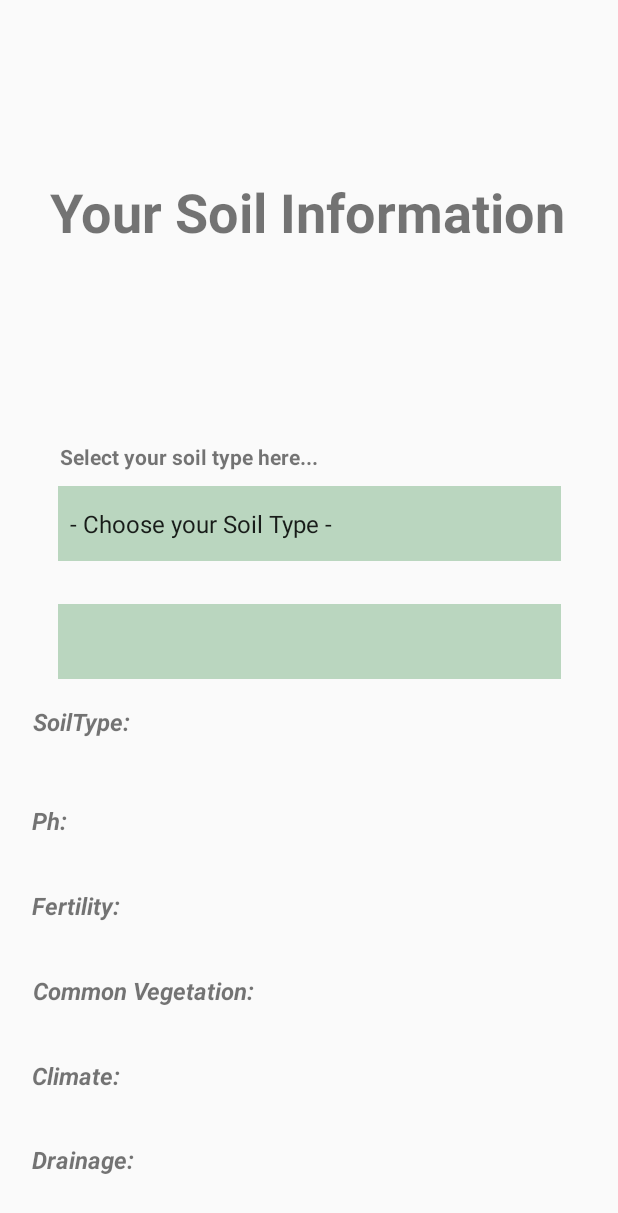
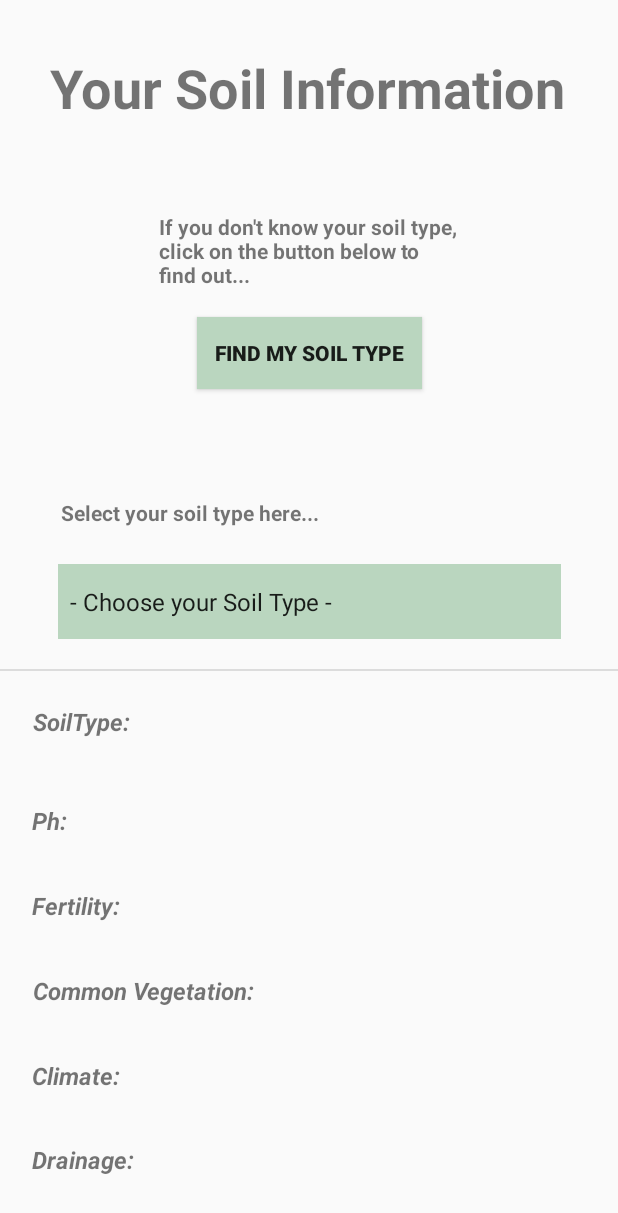
Before and after one commit to harrythomas1998/FYP, an Android app: the SoilActivity screen opened directly, with no data from a screen before it, on a phone screen of 412 x 824 dp. Shown: the top 1213 px of the screen. Run offline under Robolectric (Android 15) with nearby library versions, the phone set to English and light mode, and no system bars.

Commit message:
24/1/2020- Worked on finding users soil type

```diff
--- a/app/src/main/AndroidManifest.xml
+++ b/app/src/main/AndroidManifest.xml
@@ -13,7 +13,8 @@
         android:roundIcon="@mipmap/ic_launcher_round"
         android:supportsRtl="true"
         android:theme="@style/AppTheme">
-        <activity android:name=".RegisterActivity"></activity>
+        <activity android:name=".FindSoilType"></activity>
+        <activity android:name=".RegisterActivity" />
         <activity android:name=".SoilActivity" />
         <activity android:name=".CreateEvent" />
         <activity android:name=".MyGarden" />
--- a/app/src/main/java/com/example/fyp/SoilActivity.java
+++ b/app/src/main/java/com/example/fyp/SoilActivity.java
@@ -2,10 +2,12 @@ package com.example.fyp;
 
 import androidx.appcompat.app.AppCompatActivity;
 
+import android.content.Intent;
 import android.os.Bundle;
 import android.view.View;
 import android.widget.AdapterView;
 import android.widget.ArrayAdapter;
+import android.widget.Button;
 import android.widget.Spinner;
 import android.widget.TextView;
 
@@ -15,6 +17,7 @@ import java.util.List;
 public class SoilActivity extends AppCompatActivity {
 
     Spinner spin1;
+    Button b1;
     TextView soilType, ph, fertility, vegetation, climate, drainage;
 
     @Override
@@ -23,6 +26,8 @@ public class SoilActivity extends AppCompatActivity {
         setContentView(R.layout.activity_soil);
 
         spin1 = findViewById(R.id.soilDropDown);
+        b1 = findViewById(R.id.findSoilBtn);
+
 
         soilType = findViewById(R.id.soilType);
         ph = findViewById(R.id.ph);
@@ -39,9 +44,27 @@ public class SoilActivity extends AppCompatActivity {
         soils.add("Podzol Soil");
         soils.add("Peaty Soil");
 
+
+
+
+
+
+
+
         ArrayAdapter<String> soilAdapter = new ArrayAdapter<>(this, android.R.layout.simple_spinner_item, soils);
         soilAdapter.setDropDownViewResource(android.R.layout.simple_spinner_dropdown_item);
         spin1.setAdapter(soilAdapter);
+
+
+        b1.setOnClickListener(new View.OnClickListener() {
+            @Override
+            public void onClick(View v) {
+
+                Intent i = new Intent(SoilActivity.this, FindSoilType.class);
+                startActivity(i);
+            }
+        });
+
 
 
         spin1.setOnItemSelectedListener(new AdapterView.OnItemSelectedListener() {
--- a/app/src/main/res/layout/activity_soil.xml
+++ b/app/src/main/res/layout/activity_soil.xml
@@ -11,15 +11,24 @@
         android:layout_width="335dp"
         android:layout_height="50dp"
         android:layout_marginStart="40dp"
-        android:layout_marginTop="165dp"
+        android:layout_marginTop="10dp"
         android:layout_marginEnd="40dp"
-        android:layout_marginBottom="450dp"
+        android:layout_marginBottom="37dp"
         android:background="#BAD6BF"
-        app:layout_constraintBottom_toBottomOf="parent"
+        app:layout_constraintBottom_toTopOf="@+id/soilType"
         app:layout_constraintEnd_toEndOf="parent"
         app:layout_constraintStart_toStartOf="parent"
-        app:layout_constraintTop_toTopOf="parent"
-        app:layout_constraintVertical_bias="1.0" />
+        app:layout_constraintTop_toBottomOf="@+id/textView5" />
+
+    <View
+        style="@style/Divider"
+        android:layout_marginTop="17dp"
+        android:layout_marginBottom="17dp"
+        app:layout_constraintBottom_toTopOf="@+id/soilType"
+        app:layout_constraintEnd_toEndOf="parent"
+        app:layout_constraintHorizontal_bias="1.0"
+        app:layout_constraintStart_toStartOf="parent"
+        app:layout_constraintTop_toBottomOf="@+id/soilDropDown" />
 
     <TextView
         android:id="@+id/soilNameTxt"
@@ -208,11 +217,9 @@
         android:layout_marginStart="33dp"
         android:layout_marginTop="34dp"
         android:layout_marginEnd="33dp"
-        android:layout_marginBottom="76dp"
         android:text="Your Soil Information"
         android:textSize="36sp"
         android:textStyle="bold"
-        app:layout_constraintBottom_toTopOf="@+id/soilDropDown"
         app:layout_constraintEnd_toEndOf="parent"
         app:layout_constraintStart_toStartOf="parent"
         app:layout_constraintTop_toTopOf="parent" />
@@ -222,24 +229,48 @@
         android:layout_width="200dp"
         android:layout_height="wrap_content"
         android:layout_marginStart="40dp"
+        android:layout_marginTop="245dp"
+        android:layout_marginEnd="171dp"
         android:layout_marginBottom="10dp"
         android:text="Select your soil type here..."
         android:textStyle="bold"
         app:layout_constraintBottom_toTopOf="@+id/soilDropDown"
-        app:layout_constraintStart_toStartOf="parent" />
-
-    <Spinner
-        android:id="@+id/spinner"
-        android:layout_width="335dp"
-        android:layout_height="50dp"
-        android:layout_marginStart="40dp"
-        android:layout_marginTop="100dp"
-        android:layout_marginEnd="40dp"
-        android:layout_marginBottom="85dp"
-        android:background="#BAD6BF"
-        app:layout_constraintBottom_toTopOf="@+id/soilType"
         app:layout_constraintEnd_toEndOf="parent"
         app:layout_constraintStart_toStartOf="parent"
-        app:layout_constraintTop_toBottomOf="@+id/soilDropDown" />
+        app:layout_constraintTop_toBottomOf="@+id/header" />
+
+    <Button
+        android:id="@+id/findSoilBtn"
+        style="@style/Widget.AppCompat.Button"
+        android:layout_width="150dp"
+        android:layout_height="wrap_content"
+        android:layout_marginStart="150dp"
+        android:layout_marginTop="125dp"
+        android:layout_marginEnd="150dp"
+        android:layout_marginBottom="70dp"
+        android:background="#BAD6BF"
+        android:text="Find My Soil Type"
+        android:textStyle="bold"
+        app:layout_constraintBottom_toTopOf="@+id/textView5"
+        app:layout_constraintEnd_toEndOf="parent"
+        app:layout_constraintStart_toStartOf="parent"
+        app:layout_constraintTop_toBottomOf="@+id/header"
+        android:padding="5dp"/>
+
+    <TextView
+        android:id="@+id/textView7"
+        android:layout_width="200dp"
+        android:layout_height="wrap_content"
+        android:layout_marginStart="100dp"
+        android:layout_marginTop="50dp"
+        android:layout_marginEnd="100dp"
+        android:layout_marginBottom="10dp"
+        android:text="If you don't know your soil type, click on the button below to find out..."
+        android:textStyle="bold"
+        app:layout_constraintBottom_toTopOf="@+id/findSoilBtn"
+        app:layout_constraintEnd_toEndOf="parent"
+        app:layout_constraintHorizontal_bias="0.496"
+        app:layout_constraintStart_toStartOf="parent"
+        app:layout_constraintTop_toBottomOf="@+id/header" />
 
 </androidx.constraintlayout.widget.ConstraintLayout>
--- a/app/src/main/res/values/styles.xml
+++ b/app/src/main/res/values/styles.xml
@@ -8,4 +8,10 @@
         <item name="colorAccent">@color/colorAccent</item>
     </style>
 
+    <style name="Divider">
+        <item name="android:layout_width">match_parent</item>
+        <item name="android:layout_height">1dp</item>
+        <item name="android:background">?android:attr/listDivider</item>
+    </style>
+
 </resources>
```
Also changed, not shown: app/src/main/java/com/example/fyp/FindSoilType.java (added, +163 -0 lines), app/src/main/java/com/example/fyp/MaintenancePlanner.java (+31 -19 lines), app/src/main/java/com/example/fyp/SoilType.java (added, +68 -0 lines), app/src/main/java/com/example/fyp/WeatherParser.java (+49 -7 lines), app/src/main/res/layout/activity_find_soil_type.xml (added, +53 -0 lines).
